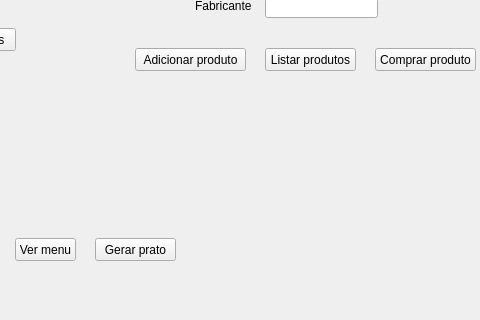
Old version of the form versão final/tela_admin.ui in the repository tsmgouvea/trabalho-do-nelson; both pictures show x 315 to 795 and y 312 to 632 of the 880 by 632 pixel window.
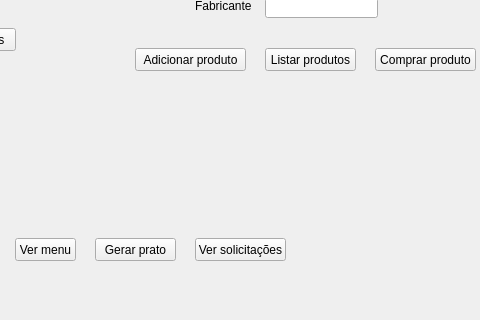
New version of the form.

Commit message:
tela do administrador quase pronta
falta só a parte do ver menu

Diff of the .ui file:
```diff
--- a/versão final/tela_admin.ui
+++ b/versão final/tela_admin.ui
@@ -411,6 +411,19 @@
     <string>Gerar prato</string>
    </property>
   </widget>
+  <widget class="QPushButton" name="pushButton_8">
+   <property name="geometry">
+    <rect>
+     <x>510</x>
+     <y>550</y>
+     <width>91</width>
+     <height>23</height>
+    </rect>
+   </property>
+   <property name="text">
+    <string>Ver solicitações</string>
+   </property>
+  </widget>
  </widget>
  <resources/>
  <connections/>
```
The commit also changes 5 other files.
